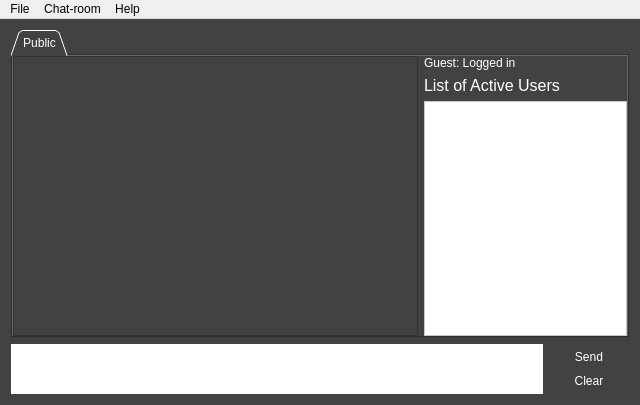
Above: src/Ventilate/VentilateClient/ventilate.ui from Ixirsii/Ventilate before the change. Below: the same form after it.
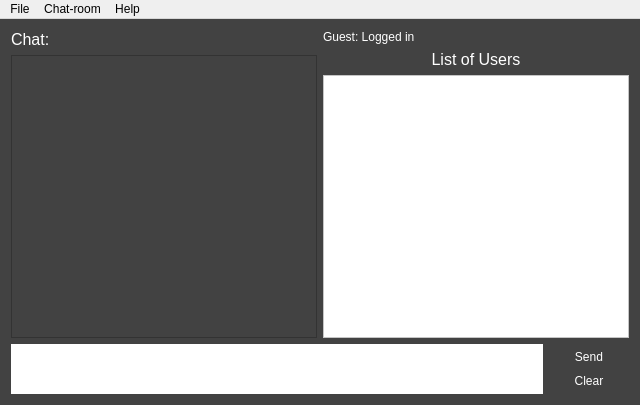
That is the form after the change.

Commit message: Client can now create and join chat rooms.

What changed in the file:
```diff
--- a/src/Ventilate/VentilateClient/ventilate.ui
+++ b/src/Ventilate/VentilateClient/ventilate.ui
@@ -21,58 +21,82 @@
     <item>
      <layout class="QHBoxLayout" name="tabLayout">
       <item>
-       <widget class="QTabWidget" name="chatTabs">
+       <layout class="QVBoxLayout" name="chatLayout">
+        <item>
+         <layout class="QHBoxLayout" name="chatLabelLayout" stretch="1,4">
+          <item>
+           <widget class="QLabel" name="chatLabel">
         <property name="minimumSize">
          <size>
           <width>0</width>
           <height>0</height>
          </size>
         </property>
+            <property name="maximumSize">
+             <size>
+              <width>437</width>
+              <height>21</height>
+             </size>
+            </property>
         <property name="baseSize">
          <size>
           <width>0</width>
           <height>0</height>
          </size>
         </property>
+            <property name="font">
+             <font>
+              <pointsize>12</pointsize>
+             </font>
+            </property>
         <property name="styleSheet">
          <string notr="true">color: rgb(255, 255, 255);</string>
         </property>
-        <property name="tabShape">
-         <enum>QTabWidget::Triangular</enum>
-        </property>
-        <property name="currentIndex">
-         <number>0</number>
-        </property>
-        <property name="tabsClosable">
-         <bool>false</bool>
-        </property>
-        <property name="tabBarAutoHide">
-         <bool>false</bool>
-        </property>
-        <widget class="QWidget" name="t0">
-         <attribute name="title">
-          <string>Public</string>
-         </attribute>
-         <layout class="QHBoxLayout" name="horizontalLayout_3">
-          <property name="spacing">
-           <number>0</number>
-          </property>
-          <property name="leftMargin">
-           <number>0</number>
-          </property>
-          <property name="topMargin">
-           <number>0</number>
-          </property>
-          <property name="rightMargin">
-           <number>0</number>
-          </property>
-          <property name="bottomMargin">
-           <number>0</number>
-          </property>
+            <property name="text">
+             <string>Chat:</string>
+            </property>
+           </widget>
+          </item>
+          <item>
+           <widget class="QLabel" name="chatNameLabel">
+            <property name="minimumSize">
+             <size>
+              <width>0</width>
+              <height>0</height>
+             </size>
+            </property>
+            <property name="maximumSize">
+             <size>
+              <width>437</width>
+              <height>21</height>
+             </size>
+            </property>
+            <property name="baseSize">
+             <size>
+              <width>0</width>
+              <height>0</height>
+             </size>
+            </property>
+            <property name="font">
+             <font>
+              <pointsize>12</pointsize>
+             </font>
+            </property>
+            <property name="styleSheet">
+             <string notr="true">color: rgb(255, 255, 255);</string>
+            </property>
+            <property name="text">
+             <string>&lt;default&gt;</string>
+            </property>
+            <property name="alignment">
+             <set>Qt::AlignCenter</set>
+            </property>
+           </widget>
+          </item>
+         </layout>
+        </item>
           <item>
-           <layout class="QHBoxLayout" name="horizontalLayout_4" stretch="2,1">
-            <item>
-             <widget class="QTextEdit" name="textEdit">
+         <widget class="QTextEdit" name="messageWindow">
               <property name="sizePolicy">
                <sizepolicy hsizetype="Expanding" vsizetype="Expanding">
                 <horstretch>0</horstretch>
@@ -87,6 +111,8 @@
               </property>
              </widget>
             </item>
+       </layout>
+      </item>
             <item>
              <layout class="QVBoxLayout" name="verticalLayout_5">
               <item>
@@ -146,7 +172,10 @@
                  <string notr="true">color: rgb(255, 255, 255);</string>
                 </property>
                 <property name="text">
-                 <string>List of Active Users</string>
+           <string>List of Users</string>
+          </property>
+          <property name="alignment">
+           <set>Qt::AlignCenter</set>
                 </property>
                </widget>
               </item>
@@ -177,12 +206,6 @@
                </widget>
               </item>
              </layout>
-            </item>
-           </layout>
-          </item>
-         </layout>
-        </widget>
-       </widget>
       </item>
      </layout>
     </item>
```
Left out of the diff: 2 changed lines with no effect on the pictures. Lines whose indentation alone changed are shown as unchanged. The commit also changes 25 other files.
